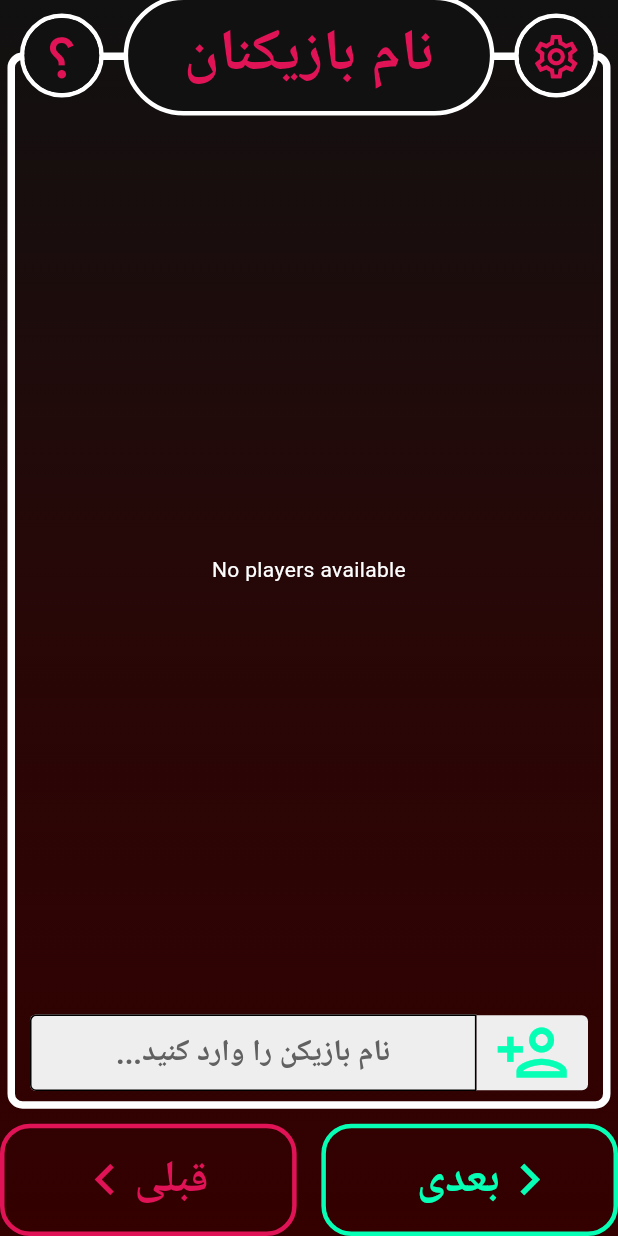
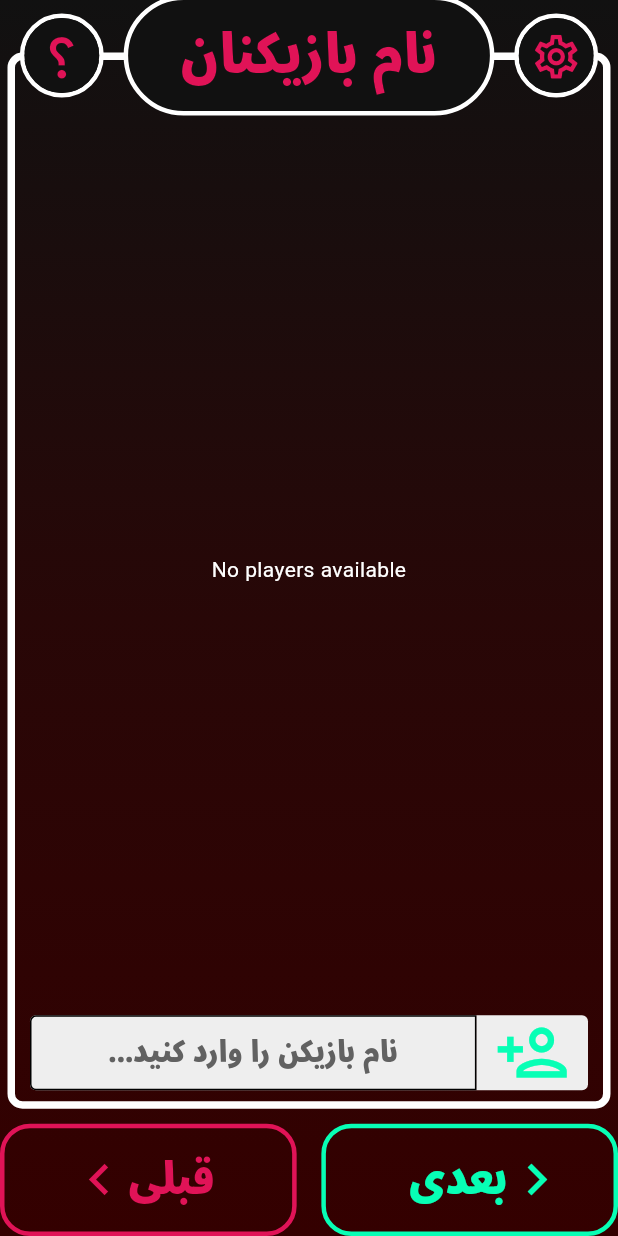
Before and after one commit to MHMDHSiN83/mafia_killer, a Flutter app: the screen it shows after launch, after a tap on the "play arrow" icon, on a phone screen of 412 x 824 dp. Run offline on Flutter 3.47's test engine with Material 3 defaults, Android fonts, the light colour scheme and no system bars; our stand-ins replace flutter_spinkit, flutter_svg, font_awesome_flutter, isar; accounts and stored records are empty; generated files the repository leaves out were written again; project files that could hold a hidden picture were left out.

Commit message:
found a good font for project :)

```diff
--- a/lib/components/page_frame.dart
+++ b/lib/components/page_frame.dart
@@ -33,21 +33,21 @@ class PageFrame extends StatelessWidget {
   final Widget? child;
   final bool isInGame;
 
-  final Map<String, double> TitleFontsizes = {
-    "small": 28,
-    "medium": 35,
-    "large": 39
+  final Map<String, double> titleFontsizes = {
+    "small": 26,
+    "medium": 33,
+    "large": 37
   };
   double determineTitleFontsize() {
     double len = pageTitle.length.toDouble();
     int numberOfWords = pageTitle.split(' ').length;
     if (len <= 12 && numberOfWords <= 2) {
-      return TitleFontsizes["large"]!;
+      return titleFontsizes["large"]!;
     } else if ((len > 12 && len <= 14 && numberOfWords <= 2) ||
         (len <= 12 && numberOfWords > 2)) {
-      return TitleFontsizes["medium"]!;
+      return titleFontsizes["medium"]!;
     } else {
-      return TitleFontsizes["small"]!;
+      return titleFontsizes["small"]!;
     }
   }
 
--- a/lib/components/row_counterbox.dart
+++ b/lib/components/row_counterbox.dart
@@ -10,7 +10,11 @@ class RowCounterBox extends StatelessWidget {
     required this.number,
     required this.isTimer,
     required this.varName,
+    this.fontSize,
   });
+
+  final double? fontSize;
+
   final String title;
   int number;
   final Function(bool, String) increaseNumber;
@@ -28,7 +32,7 @@ class RowCounterBox extends StatelessWidget {
           style: TextStyle(
             color: Theme.of(context).colorScheme.inversePrimary,
             fontWeight: FontWeight.bold,
-            fontSize: 18,
+            fontSize: fontSize ?? 16,
           ),
         ),
         CounterBox(
--- a/lib/components/row_dropdownbox.dart
+++ b/lib/components/row_dropdownbox.dart
@@ -2,14 +2,16 @@ import 'package:flutter/material.dart';
 import 'package:mafia_killer/components/dropdownbox.dart';
 
 class RowDropdownBox extends StatelessWidget {
-  RowDropdownBox({
+  const RowDropdownBox({
     super.key,
     required this.title,
     required this.options,
     required this.onSelect,
     required this.varName,
     required this.selectedItem,
+    this.fontSize,
   });
+  final double? fontSize;
   final String title;
   final List<String> options;
   final String selectedItem;
@@ -26,7 +28,7 @@ class RowDropdownBox extends StatelessWidget {
           style: TextStyle(
             color: Theme.of(context).colorScheme.inversePrimary,
             fontWeight: FontWeight.bold,
-            fontSize: 18,
+            fontSize: fontSize ?? 17,
           ),
         ),
         DropdownBox(
--- a/lib/pages/game_settings_page.dart
+++ b/lib/pages/game_settings_page.dart
@@ -109,6 +109,7 @@ class _GameSettingsPageState extends State<GameSettingsPage> {
               number: newGameSettings['inquiry']!,
               isTimer: false,
               varName: 'inquiry',
+              fontSize: 20,
             ),
             const MyDivider(),
             RowDropdownBox(
--- a/lib/pages/intro_page.dart
+++ b/lib/pages/intro_page.dart
@@ -64,14 +64,14 @@ class IntroPage extends StatelessWidget {
                       "مافیا",
                       style: TextStyle(
                         color: Theme.of(context).colorScheme.inversePrimary,
-                        fontSize: 110,
+                        fontSize: 100,
                       ),
                     ),
                     const Text(
                       "کش",
                       style: TextStyle(
                         color: AppColors.redColor,
-                        fontSize: 110,
+                        fontSize: 100,
                       ),
                     ),
                   ],
--- a/lib/themes/dark_mode.dart
+++ b/lib/themes/dark_mode.dart
@@ -10,4 +10,5 @@ ThemeData darkMode = ThemeData(
     tertiary: Colors.grey.shade700,
     inversePrimary: Colors.grey.shade200,
   ),
+  fontFamily: 'Noto',
 );
```
Also changed, not shown: pubspec.yaml (+5 -2 lines), lib/fonts/NotoSansArabic_Condensed-Black.ttf (added).
